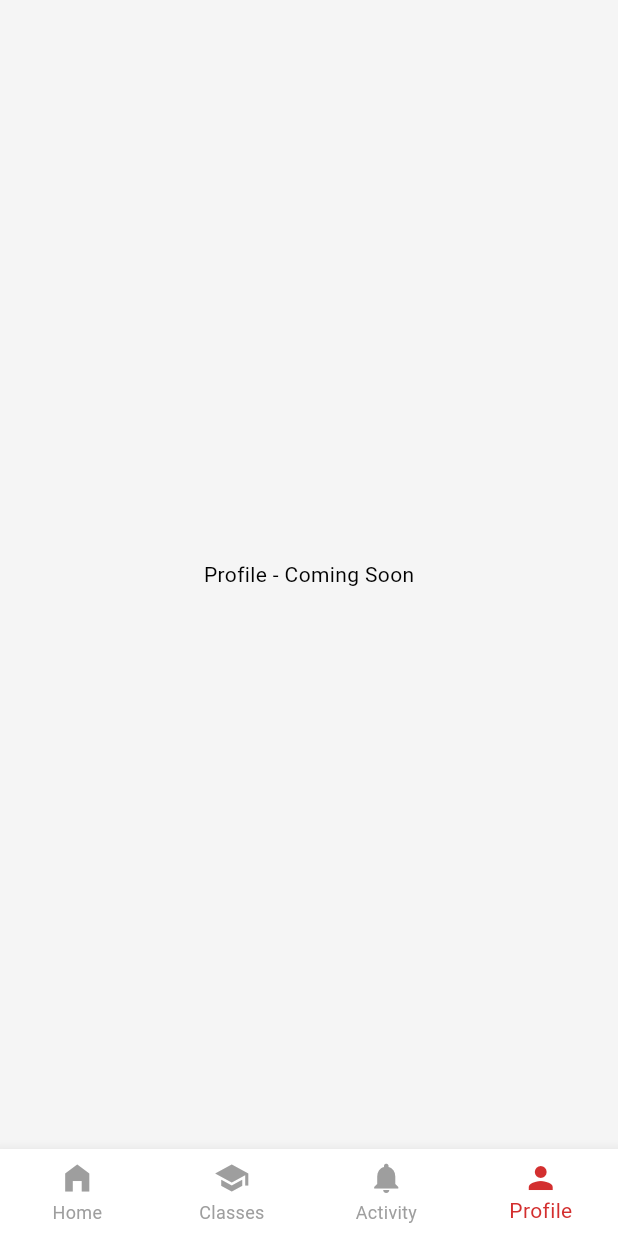
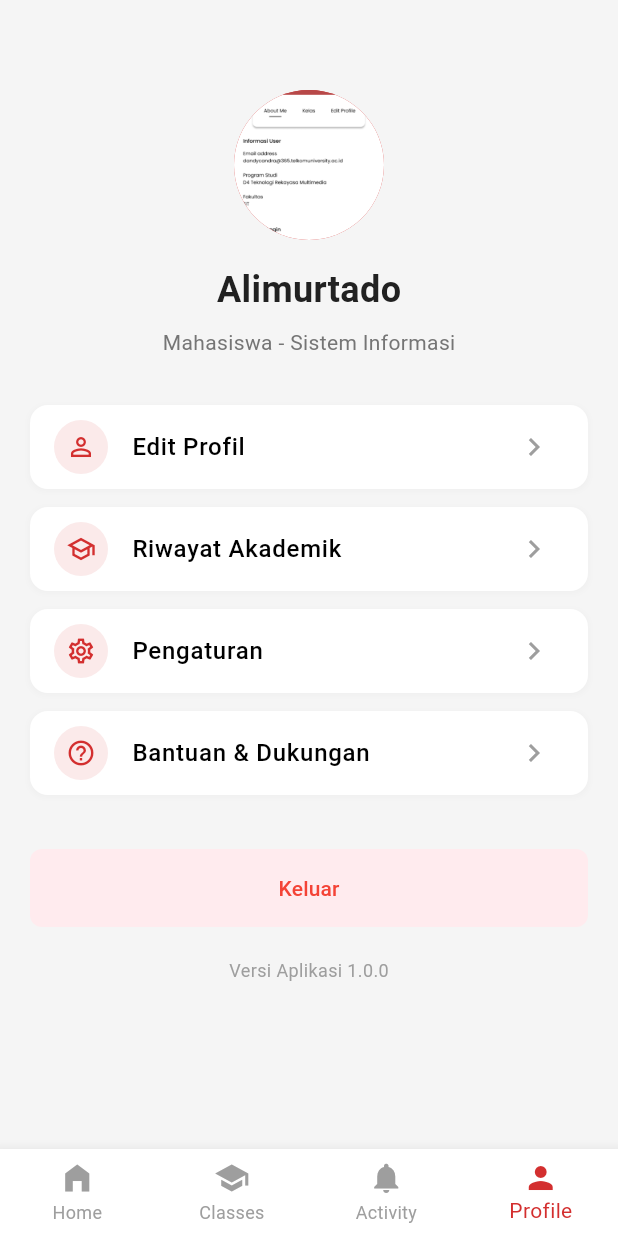
Before and after one commit to mohalimurtado/eduflow, a Flutter app: the MainNavigation screen opened directly, item 4 of the bottom bar chosen, on a phone screen of 412 x 824 dp. Run offline on Flutter 3.47's test engine with Material 3 defaults, Android fonts, the phone set to English and light mode, and no system bars.

Commit message:
Profile Screen: Halaman profil dengan info pengguna, menu pengaturan, dan tombol Keluar (Logout).Integrasi: Tab Profile di navigasi bawah sekarang berfungsi sepenuhnya.Logout: Mengarahkan kembali ke halaman Halaman Login.

```diff
--- a/lib/screens/main_navigation.dart
+++ b/lib/screens/main_navigation.dart
@@ -2,8 +2,9 @@ import 'package:flutter/material.dart';
 import 'home_screen.dart';
 import 'my_classes_screen.dart';
 import 'notification/notification_screen.dart';
+import 'profile/profile_screen.dart';
 // import 'notification_screen.dart';
-// import 'profile_screen.dart';
+
 import '../theme/app_colors.dart';
 
 class MainNavigation extends StatefulWidget {
@@ -22,7 +23,7 @@ class _MainNavigationState extends State<MainNavigation> {
     const HomeScreen(),
     const MyClassesScreen(), // Use actual screen
     const NotificationScreen(), // Use actual screen
-    const Scaffold(body: Center(child: Text('Profile - Coming Soon'))), // Placeholder
+    const ProfileScreen(), // Use actual screen
   ];
 
   void _onItemTapped(int index) {
--- /dev/null
+++ b/lib/screens/profile/profile_screen.dart
@@ -0,0 +1,115 @@
+import 'package:flutter/material.dart';
+import '../../theme/app_colors.dart';
+import '../login_screen.dart';
+
+class ProfileScreen extends StatelessWidget {
+  const ProfileScreen({super.key});
+
+  @override
+  Widget build(BuildContext context) {
+    return Scaffold(
+      backgroundColor: const Color(0xFFF5F5F5),
+      body: SingleChildScrollView(
+        padding: const EdgeInsets.all(20),
+        child: Column(
+          children: [
+            const SizedBox(height: 40),
+            // Profile Header
+            const CircleAvatar(
+              radius: 50,
+              backgroundImage: AssetImage('assets/images/user_profile.png'),
+            ),
+            const SizedBox(height: 16),
+            const Text(
+              'Alimurtado',
+              style: TextStyle(
+                fontSize: 24,
+                fontWeight: FontWeight.bold,
+                color: AppColors.textPrimary,
+              ),
+            ),
+            const SizedBox(height: 8),
+            Text(
+              'Mahasiswa - Sistem Informasi',
+              style: TextStyle(
+                fontSize: 14,
+                color: Colors.grey[600],
+              ),
+            ),
+            const SizedBox(height: 32),
+
+            // Profile Menu
+            _buildProfileItem(Icons.person_outline, 'Edit Profil', () {}),
+            _buildProfileItem(Icons.school_outlined, 'Riwayat Akademik', () {}),
+            _buildProfileItem(Icons.settings_outlined, 'Pengaturan', () {}),
+            _buildProfileItem(Icons.help_outline, 'Bantuan & Dukungan', () {}),
+
+            const SizedBox(height: 24),
+
+            // Logout Button
+            SizedBox(
+              width: double.infinity,
+              child: ElevatedButton(
+                onPressed: () {
+                   // Navigate back to Login and clear stack
+                   Navigator.pushAndRemoveUntil(
+                    context,
+                    MaterialPageRoute(builder: (context) => const LoginScreen()),
+                    (route) => false,
+                  );
+                },
+                style: ElevatedButton.styleFrom(
+                  backgroundColor: Colors.red[50],
+                  foregroundColor: Colors.red,
+                  elevation: 0,
+                  padding: const EdgeInsets.symmetric(vertical: 16),
+                ),
+                child: const Text('Keluar'),
+              ),
+            ),
+
+            const SizedBox(height: 20),
+            const Text(
+              'Versi Aplikasi 1.0.0',
+              style: TextStyle(color: Colors.grey, fontSize: 12),
+            ),
+          ],
+        ),
+      ),
+    );
+  }
+
+  Widget _buildProfileItem(IconData icon, String title, VoidCallback onTap) {
+    return Container(
+      margin: const EdgeInsets.only(bottom: 12),
+      decoration: BoxDecoration(
+        color: Colors.white,
+        borderRadius: BorderRadius.circular(12),
+        boxShadow: [
+          BoxShadow(
+            color: Colors.grey.withOpacity(0.05),
+            spreadRadius: 1,
+            blurRadius: 2,
+            offset: const Offset(0, 1),
+          ),
+        ],
+      ),
+      child: ListTile(
+        leading: Container(
+          padding: const EdgeInsets.all(8),
+          decoration: BoxDecoration(
+            color: AppColors.primary.withOpacity(0.1),
+            shape: BoxShape.circle,
+          ),
+          child: Icon(icon, color: AppColors.primary, size: 20),
+        ),
+        title: Text(
+          title,
+          style: const TextStyle(fontWeight: FontWeight.w500),
+        ),
+        trailing: const Icon(Icons.chevron_right, color: Colors.grey),
+        onTap: onTap,
+      ),
+    );
+  }
+}
```
